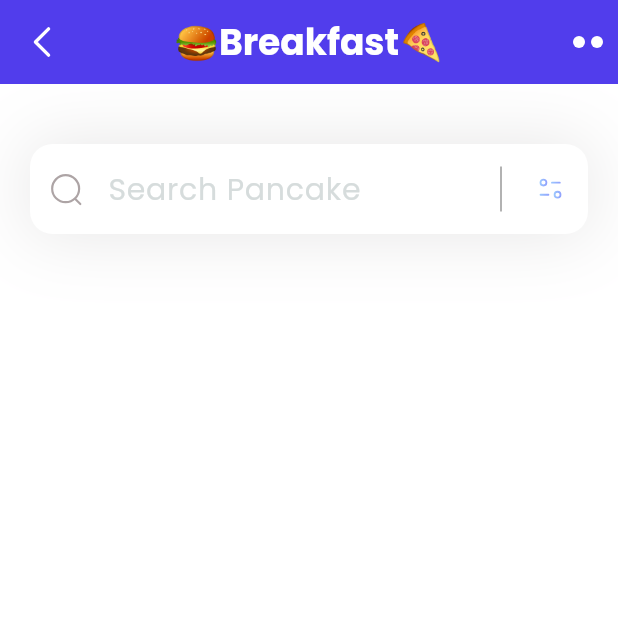
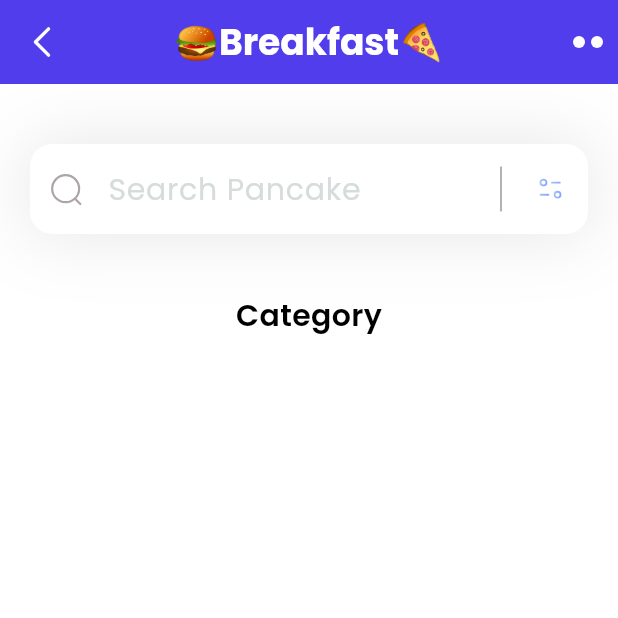
Before and after one commit to AurelioAlfons/food_app, a Flutter app: the screen it shows after launch, on a phone screen of 412 x 824 dp, the top half of it. Run offline on Flutter 3.47's test engine with Material 3 defaults, Android fonts, the phone set to English and light mode, and no system bars; our stand-ins replace flutter_svg.

Commit message:
Add the category text in a column under the search bar and make space 40 in between so there is space

```diff
--- a/lib/pages/home.dart
+++ b/lib/pages/home.dart
@@ -15,7 +15,24 @@ class HomePage extends StatelessWidget {
       appBar: appBar(),
       backgroundColor: Colors.white,
       body: Column(
-        children: [_searchField()],
+        children: [
+          _searchField(),
+          const SizedBox(
+            height: 40,
+          ),
+          const Column(
+            children: [
+              Text(
+                'Category',
+                style: TextStyle(
+                  color: Colors.black,
+                  fontSize: 20,
+                  fontWeight: FontWeight.w600,
+                ),
+              )
+            ],
+          )
+        ],
       ),
     );
   }
```
